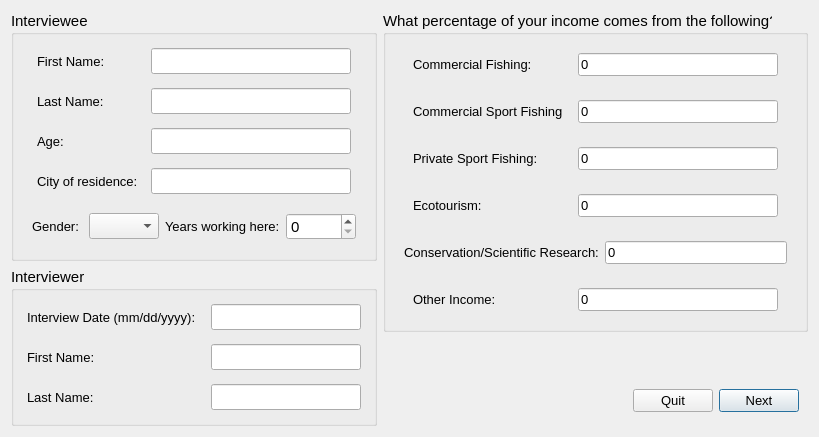
The window that cobi_loreto/Interview/interviewstart.ui (Ecotrust/openoceanmap-desktop) describes before a commit, drawn with Qt 5.
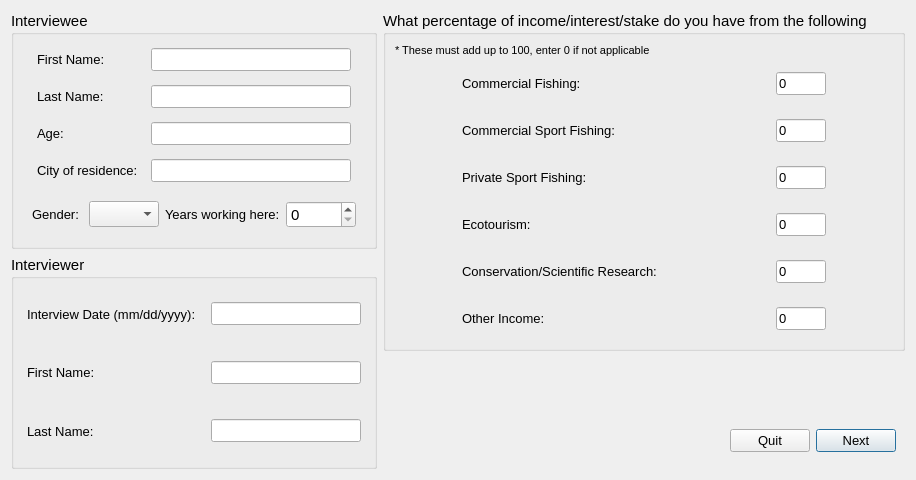
The same window after the commit.

Commit message: add % income for gear type, update dialogs, enable fishery vessel and port info dialogs for each fishery sector

Diff of the .ui file:
```diff
--- a/cobi_loreto/Interview/interviewstart.ui
+++ b/cobi_loreto/Interview/interviewstart.ui
@@ -6,16 +6,16 @@
    <rect>
     <x>0</x>
     <y>0</y>
-    <width>802</width>
-    <height>414</height>
+    <width>893</width>
+    <height>480</height>
    </rect>
   </property>
   <property name="windowTitle" >
    <string>OpenOceanMap - Interview</string>
   </property>
-  <layout class="QHBoxLayout" name="horizontalLayout_2" >
+  <layout class="QHBoxLayout" >
    <item>
-    <layout class="QVBoxLayout" name="verticalLayout_2" >
+    <layout class="QVBoxLayout" >
      <item>
       <widget class="QGroupBox" name="interviewee" >
        <property name="font" >
@@ -33,7 +33,16 @@
            <property name="spacing" >
             <number>4</number>
            </property>
-           <property name="margin" >
+           <property name="leftMargin" >
+            <number>4</number>
+           </property>
+           <property name="topMargin" >
+            <number>4</number>
+           </property>
+           <property name="rightMargin" >
+            <number>4</number>
+           </property>
+           <property name="bottomMargin" >
             <number>4</number>
            </property>
            <item>
@@ -77,6 +86,11 @@
                <height>16777215</height>
               </size>
              </property>
+             <property name="font" >
+              <font>
+               <pointsize>10</pointsize>
+              </font>
+             </property>
              <property name="text" >
               <string/>
              </property>
@@ -91,7 +105,16 @@
            <property name="spacing" >
             <number>4</number>
            </property>
-           <property name="margin" >
+           <property name="leftMargin" >
+            <number>4</number>
+           </property>
+           <property name="topMargin" >
+            <number>4</number>
+           </property>
+           <property name="rightMargin" >
+            <number>4</number>
+           </property>
+           <property name="bottomMargin" >
             <number>4</number>
            </property>
            <item>
@@ -135,6 +158,11 @@
                <height>16777215</height>
               </size>
              </property>
+             <property name="font" >
+              <font>
+               <pointsize>10</pointsize>
+              </font>
+             </property>
              <property name="text" >
               <string/>
              </property>
@@ -149,7 +177,16 @@
            <property name="spacing" >
             <number>4</number>
            </property>
-           <property name="margin" >
+           <property name="leftMargin" >
+            <number>4</number>
+           </property>
+           <property name="topMargin" >
+            <number>4</number>
+           </property>
+           <property name="rightMargin" >
+            <number>4</number>
+           </property>
+           <property name="bottomMargin" >
             <number>4</number>
            </property>
            <item>
@@ -193,6 +230,11 @@
                <height>16777215</height>
               </size>
              </property>
+             <property name="font" >
+              <font>
+               <pointsize>10</pointsize>
+              </font>
+             </property>
              <property name="text" >
               <string/>
              </property>
@@ -207,7 +249,16 @@
            <property name="spacing" >
             <number>4</number>
            </property>
-           <property name="margin" >
+           <property name="leftMargin" >
+            <number>4</number>
+           </property>
+           <property name="topMargin" >
+            <number>4</number>
+           </property>
+           <property name="rightMargin" >
+            <number>4</number>
+           </property>
+           <property name="bottomMargin" >
             <number>4</number>
            </property>
            <item>
@@ -251,6 +302,11 @@
                <height>200</height>
               </size>
              </property>
+             <property name="font" >
+              <font>
+               <pointsize>10</pointsize>
+              </font>
+             </property>
              <property name="text" >
               <string/>
              </property>
@@ -380,7 +436,16 @@
            <property name="spacing" >
             <number>4</number>
            </property>
-           <property name="margin" >
+           <property name="leftMargin" >
+            <number>4</number>
+           </property>
+           <property name="topMargin" >
+            <number>4</number>
+           </property>
+           <property name="rightMargin" >
+            <number>4</number>
+           </property>
+           <property name="bottomMargin" >
             <number>4</number>
            </property>
            <item>
@@ -424,6 +489,11 @@
                <height>16777215</height>
               </size>
              </property>
+             <property name="font" >
+              <font>
+               <pointsize>10</pointsize>
+              </font>
+             </property>
              <property name="text" >
               <string/>
              </property>
@@ -441,7 +511,16 @@
            <property name="spacing" >
             <number>4</number>
            </property>
-           <property name="margin" >
+           <property name="leftMargin" >
+            <number>4</number>
+           </property>
+           <property name="topMargin" >
+            <number>4</number>
+           </property>
+           <property name="rightMargin" >
+            <number>4</number>
+           </property>
+           <property name="bottomMargin" >
             <number>4</number>
            </property>
            <item>
@@ -485,6 +564,11 @@
                <height>16777215</height>
               </size>
              </property>
+             <property name="font" >
+              <font>
+               <pointsize>10</pointsize>
+              </font>
+             </property>
              <property name="text" >
               <string/>
              </property>
@@ -499,7 +583,16 @@
            <property name="spacing" >
             <number>4</number>
            </property>
-           <property name="margin" >
+           <property name="leftMargin" >
+            <number>4</number>
+           </property>
+           <property name="topMargin" >
+            <number>4</number>
+           </property>
+           <property name="rightMargin" >
+            <number>4</number>
+           </property>
+           <property name="bottomMargin" >
             <number>4</number>
            </property>
            <item>
@@ -543,6 +636,11 @@
                <height>16777215</height>
               </size>
              </property>
+             <property name="font" >
+              <font>
+               <pointsize>10</pointsize>
+              </font>
+             </property>
              <property name="text" >
               <string/>
              </property>
@@ -557,7 +655,7 @@
     </layout>
    </item>
    <item>
-    <layout class="QVBoxLayout" name="verticalLayout_3" >
+    <layout class="QVBoxLayout" >
      <item>
       <widget class="QGroupBox" name="user_group_info" >
        <property name="font" >
@@ -566,10 +664,10 @@
         </font>
        </property>
        <property name="title" >
-        <string>What percentage of your income comes from the following?</string>
+        <string>What percentage of income/interest/stake do you have from the following?</string>
        </property>
        <layout class="QGridLayout" >
-        <item row="0" column="0" >
+        <item row="1" column="0" >
          <widget class="QWidget" native="1" name="home_port_2" >
           <property name="font" >
            <font>
@@ -581,7 +679,7 @@
             <widget class="QLabel" name="comm_fish_text" >
              <property name="minimumSize" >
               <size>
-               <width>150</width>
+               <width>250</width>
                <height>0</height>
               </size>
              </property>
@@ -608,13 +706,13 @@
              </property>
              <property name="minimumSize" >
               <size>
-               <width>100</width>
+               <width>50</width>
                <height>0</height>
               </size>
              </property>
              <property name="maximumSize" >
               <size>
-               <width>200</width>
+               <width>50</width>
                <height>16777215</height>
               </size>
              </property>
@@ -631,7 +729,7 @@
           </layout>
          </widget>
         </item>
-        <item row="1" column="0" >
+        <item row="2" column="0" >
          <widget class="QWidget" native="1" name="home_port_3" >
           <property name="font" >
            <font>
@@ -643,7 +741,7 @@
             <widget class="QLabel" name="comm_sport_text" >
              <property name="minimumSize" >
               <size>
-               <width>150</width>
+               <width>250</width>
                <height>0</height>
               </size>
              </property>
@@ -670,13 +768,13 @@
              </property>
              <property name="minimumSize" >
               <size>
-               <width>100</width>
+               <width>50</width>
                <height>0</height>
               </size>
              </property>
              <property name="maximumSize" >
               <size>
-               <width>200</width>
+               <width>50</width>
                <height>16777215</height>
               </size>
              </property>
@@ -693,7 +791,7 @@
           </layout>
          </widget>
         </item>
-        <item row="2" column="0" >
+        <item row="3" column="0" >
          <widget class="QWidget" native="1" name="ves_license" >
           <property name="font" >
            <font>
@@ -705,7 +803,7 @@
             <widget class="QLabel" name="private_fish_text" >
              <property name="minimumSize" >
               <size>
-               <width>150</width>
+               <width>250</width>
                <height>0</height>
               </size>
              </property>
@@ -732,13 +830,13 @@
              </property>
              <property name="minimumSize" >
               <size>
-               <width>100</width>
+               <width>50</width>
                <height>0</height>
               </size>
              </property>
              <property name="maximumSize" >
               <size>
-               <width>200</width>
+               <width>50</width>
                <height>16777215</height>
               </size>
              </property>
@@ -755,7 +853,7 @@
           </layout>
          </widget>
         </item>
-        <item row="3" column="0" >
+        <item row="4" column="0" >
          <widget class="QWidget" native="1" name="ves_license_2" >
           <property name="font" >
            <font>
@@ -767,7 +865,7 @@
             <widget class="QLabel" name="ecotourism_text" >
              <property name="minimumSize" >
               <size>
-               <width>150</width>
+               <width>250</width>
                <height>0</height>
               </size>
              </property>
@@ -794,13 +892,13 @@
              </property>
              <property name="minimumSize" >
               <size>
-               <width>100</width>
+               <width>50</width>
                <height>0</height>
               </size>
              </property>
              <property name="maximumSize" >
               <size>
-               <width>200</width>
+               <width>50</width>
                <height>16777215</height>
               </size>
              </property>
@@ -817,7 +915,7 @@
           </layout>
          </widget>
         </item>
-        <item row="4" column="0" >
+        <item row="5" column="0" >
          <widget class="QWidget" native="1" name="vessel_length" >
           <property name="font" >
            <font>
@@ -829,7 +927,7 @@
             <widget class="QLabel" name="cons_science_text" >
              <property name="minimumSize" >
               <size>
-               <width>150</width>
+               <width>250</width>
                <height>0</height>
               </size>
              </property>
@@ -856,13 +954,13 @@
              </property>
              <property name="minimumSize" >
               <size>
-               <width>100</width>
+               <width>50</width>
                <height>0</height>
               </size>
              </property>
              <property name="maximumSize" >
               <size>
-               <width>200</width>
+               <width>50</width>
                <height>16777215</height>
               </size>
              </property>
@@ -879,7 +977,7 @@
           </layout>
          </widget>
         </item>
-        <item row="5" column="0" >
+        <item row="6" column="0" >
          <widget class="QWidget" native="1" name="vessel_length_2" >
           <property name="font" >
            <font>
@@ -891,7 +989,7 @@
             <widget class="QLabel" name="other_text" >
              <property name="minimumSize" >
               <size>
-               <width>150</width>
+               <width>250</width>
                <height>0</height>
               </size>
              </property>
@@ -918,13 +1016,13 @@
              </property>
              <property name="minimumSize" >
               <size>
-               <width>100</width>
+               <width>50</width>
                <height>0</height>
               </size>
              </property>
              <property name="maximumSize" >
               <size>
-               <width>200</width>
+               <width>50</width>
                <height>16777215</height>
               </size>
              </property>
@@ -941,17 +1039,29 @@
           </layout>
          </widget>
         </item>
+        <item row="0" column="0" >
+         <widget class="QLabel" name="label" >
+          <property name="font" >
+           <font>
+            <pointsize>8</pointsize>
+           </font>
+          </property>
+          <property name="text" >
+           <string>* These must add up to 100, enter 0 if not applicable</string>
+          </property>
+         </widget>
+        </item>
        </layout>
       </widget>
      </item>
      <item>
-      <layout class="QHBoxLayout" name="horizontalLayout" >
+      <layout class="QHBoxLayout" >
        <item>
-        <spacer name="horizontalSpacer" >
+        <spacer>
          <property name="orientation" >
           <enum>Qt::Horizontal</enum>
          </property>
-         <property name="sizeHint" stdset="0" >
+         <property name="sizeHint" >
           <size>
            <width>40</width>
            <height>20</height>
@@ -960,13 +1070,13 @@
         </spacer>
        </item>
        <item>
-        <layout class="QVBoxLayout" name="verticalLayout" >
+        <layout class="QVBoxLayout" >
          <item>
-          <spacer name="verticalSpacer" >
+          <spacer>
            <property name="orientation" >
             <enum>Qt::Vertical</enum>
            </property>
-           <property name="sizeHint" stdset="0" >
+           <property name="sizeHint" >
             <size>
              <width>20</width>
              <height>40</height>
```
The commit also changes 20 other files.
